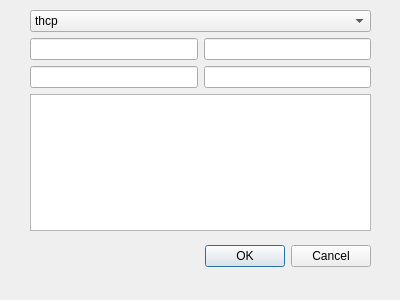
This is sendpacketwindow.ui in inso-/YellowShark as Qt 5 draws it before an edit. The edited form follows.
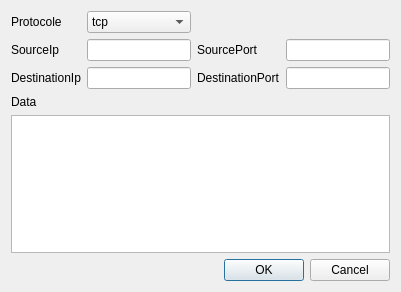
This is the edited form.

```diff
--- a/sendpacketwindow.ui
+++ b/sendpacketwindow.ui
@@ -6,22 +6,59 @@
    <rect>
     <x>0</x>
     <y>0</y>
-    <width>400</width>
-    <height>300</height>
+    <width>401</width>
+    <height>292</height>
    </rect>
   </property>
   <property name="windowTitle">
    <string>Dialog</string>
   </property>
+  <layout class="QGridLayout" name="gridLayout">
+   <item row="1" column="0">
+    <widget class="QLabel" name="label_2">
+     <property name="text">
+      <string>SourceIp</string>
+     </property>
+    </widget>
+   </item>
+   <item row="0" column="1">
+    <widget class="QComboBox" name="packetType">
+     <property name="currentText">
+      <string>tcp</string>
+     </property>
+     <item>
+      <property name="text">
+       <string>tcp</string>
+      </property>
+     </item>
+     <item>
+      <property name="text">
+       <string>udp</string>
+      </property>
+     </item>
+     <item>
+      <property name="text">
+       <string>icmp</string>
+      </property>
+     </item>
+    </widget>
+   </item>
+   <item row="0" column="0">
+    <widget class="QLabel" name="label">
+     <property name="text">
+      <string>Protocole</string>
+     </property>
+    </widget>
+   </item>
+   <item row="2" column="0">
+    <widget class="QLabel" name="label_3">
+     <property name="text">
+      <string>DestinationIp</string>
+     </property>
+    </widget>
+   </item>
+   <item row="5" column="1" colspan="3">
   <widget class="QDialogButtonBox" name="buttonBox">
-   <property name="geometry">
-    <rect>
-     <x>30</x>
-     <y>240</y>
-     <width>341</width>
-     <height>32</height>
-    </rect>
-   </property>
    <property name="orientation">
     <enum>Qt::Horizontal</enum>
    </property>
@@ -29,38 +66,25 @@
     <set>QDialogButtonBox::Cancel|QDialogButtonBox::Ok</set>
    </property>
   </widget>
-  <widget class="QWidget" name="verticalLayoutWidget">
-   <property name="geometry">
-    <rect>
-     <x>30</x>
-     <y>10</y>
-     <width>341</width>
-     <height>221</height>
-    </rect>
-   </property>
-   <layout class="QVBoxLayout" name="verticalLayout">
-    <item>
-     <widget class="QComboBox" name="packetType">
-      <item>
-       <property name="text">
-        <string>thcp</string>
-       </property>
-      </item>
-      <item>
-       <property name="text">
-        <string>udmp</string>
-       </property>
-      </item>
-      <item>
-       <property name="text">
-        <string>icmp</string>
-       </property>
-      </item>
-     </widget>
-    </item>
-    <item>
-     <layout class="QHBoxLayout" name="horizontalLayout">
-      <item>
+   </item>
+   <item row="2" column="1">
+    <widget class="QLineEdit" name="packetDestinationIp">
+     <property name="toolTip">
+      <string>&lt;html&gt;&lt;head/&gt;&lt;body&gt;&lt;p&gt;destination ip&lt;/p&gt;&lt;/body&gt;&lt;/html&gt;</string>
+     </property>
+    </widget>
+   </item>
+   <item row="2" column="3">
+    <widget class="QLineEdit" name="packetDestinationPort">
+     <property name="toolTip">
+      <string>&lt;html&gt;&lt;head/&gt;&lt;body&gt;&lt;p&gt;destination port&lt;/p&gt;&lt;/body&gt;&lt;/html&gt;</string>
+     </property>
+     <property name="whatsThis">
+      <string>&lt;html&gt;&lt;head/&gt;&lt;body&gt;&lt;p&gt;destination port&lt;/p&gt;&lt;/body&gt;&lt;/html&gt;</string>
+     </property>
+    </widget>
+   </item>
+   <item row="1" column="1">
        <widget class="QLineEdit" name="packetSourceIp">
         <property name="toolTip">
          <string>&lt;html&gt;&lt;head/&gt;&lt;body&gt;&lt;p&gt;source ip&lt;/p&gt;&lt;/body&gt;&lt;/html&gt;</string>
@@ -70,41 +94,38 @@
         </property>
        </widget>
       </item>
-      <item>
+   <item row="1" column="3">
        <widget class="QLineEdit" name="packetSourcePort">
         <property name="toolTip">
          <string>&lt;html&gt;&lt;head/&gt;&lt;body&gt;&lt;p&gt;source port&lt;/p&gt;&lt;/body&gt;&lt;/html&gt;</string>
         </property>
        </widget>
       </item>
-     </layout>
-    </item>
-    <item>
-     <layout class="QHBoxLayout" name="horizontalLayout_2">
-      <item>
-       <widget class="QLineEdit" name="packetDestinationIp">
-        <property name="toolTip">
-         <string>&lt;html&gt;&lt;head/&gt;&lt;body&gt;&lt;p&gt;destination ip&lt;/p&gt;&lt;/body&gt;&lt;/html&gt;</string>
+   <item row="3" column="0">
+    <widget class="QLabel" name="label_4">
+     <property name="text">
+      <string>Data</string>
+     </property>
+    </widget>
+   </item>
+   <item row="1" column="2">
+    <widget class="QLabel" name="label_5">
+     <property name="text">
+      <string>SourcePort</string>
         </property>
        </widget>
       </item>
-      <item>
-       <widget class="QLineEdit" name="packetDestinationPort">
-        <property name="toolTip">
-         <string>&lt;html&gt;&lt;head/&gt;&lt;body&gt;&lt;p&gt;destination port&lt;/p&gt;&lt;/body&gt;&lt;/html&gt;</string>
-        </property>
-        <property name="whatsThis">
-         <string>&lt;html&gt;&lt;head/&gt;&lt;body&gt;&lt;p&gt;destination port&lt;/p&gt;&lt;/body&gt;&lt;/html&gt;</string>
-        </property>
-       </widget>
-      </item>
-     </layout>
-    </item>
-    <item>
+   <item row="2" column="2">
+    <widget class="QLabel" name="label_6">
+     <property name="text">
+      <string>DestinationPort</string>
+     </property>
+    </widget>
+   </item>
+   <item row="4" column="0" colspan="4">
      <widget class="QTextEdit" name="packetData"/>
     </item>
    </layout>
-  </widget>
  </widget>
  <resources/>
  <connections>
```
Lines whose indentation alone changed are shown as unchanged.
